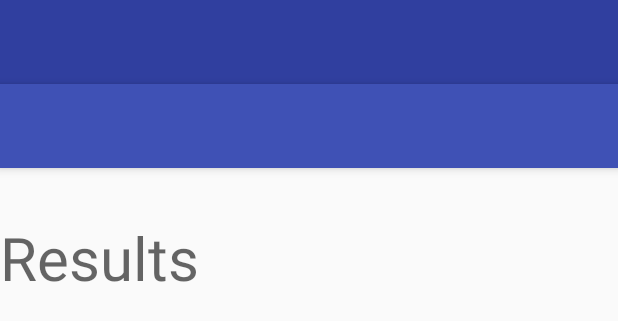
After one commit to l-tn3314/UFree, an Android app: the layout activity_sidebar_results.xml on its own in the app's theme, with its tools: preview values and no code run, on a phone screen of 412 x 824 dp. The commit adds this screen. Shown: the top 321 px of the screen. Run offline under Robolectric (Android 15) with nearby library versions, the phone set to English and light mode, and no system bars.

Commit message:
result files

```diff
--- a/app/src/main/java/com/example/kristychen/ufree3/SidebarHomeActivity.java
+++ b/app/src/main/java/com/example/kristychen/ufree3/SidebarHomeActivity.java
@@ -78,7 +78,7 @@ public class SidebarHomeActivity extends AppCompatActivity
         navigationView.setNavigationItemSelectedListener(this);
         addListenerOnButton();
         addListenerOnButton2();
-
+        addListenerOnButton3();
 
 
         /*ParseQuery<ParseObject> questions = ParseQuery.getQuery("Question");
@@ -130,15 +130,18 @@ public class SidebarHomeActivity extends AppCompatActivity
         });
     }
 
-   /* public void addListnerOnButton3(){
+    public void addListenerOnButton3(){
         final Context context = this;
         button = (Button)findViewById(R.id.viewr);
         button.setOnClickListener(new OnClickListener() {
-                @Override
-                public void onClick(View arg0) {
-                    Intent intent = new Intent(context, )
-                }
-    } */
+            @Override
+            public void onClick(View arg0) {
+                Intent intent = new Intent(context, resultActivity.class);
+                startActivity(intent);
+            }
+        });
+    }
+
 
 
     @Override
--- /dev/null
+++ b/app/src/main/java/com/example/kristychen/ufree3/resultActivity.java
@@ -0,0 +1,7 @@
+package com.example.kristychen.ufree3;
+
+/**
+ * Created by kristychen on 1/24/16.
+ */
+public class resultActivity {
+}
--- /dev/null
+++ b/app/src/main/res/layout/activity_sidebar_results.xml
@@ -0,0 +1,25 @@
+<?xml version="1.0" encoding="utf-8"?>
+<android.support.v4.widget.DrawerLayout xmlns:android="http://schemas.android.com/apk/res/android"
+    xmlns:app="http://schemas.android.com/apk/res-auto"
+    xmlns:tools="http://schemas.android.com/tools"
+    android:id="@+id/drawer_layout"
+    android:layout_width="match_parent"
+    android:layout_height="match_parent"
+    android:fitsSystemWindows="true"
+    tools:openDrawer="start">
+
+    <include
+        layout="@layout/app_bar_sidebar_results"
+        android:layout_width="match_parent"
+        android:layout_height="match_parent" />
+
+    <android.support.design.widget.NavigationView
+        android:id="@+id/nav_view"
+        android:layout_width="wrap_content"
+        android:layout_height="match_parent"
+        android:layout_gravity="start"
+        android:fitsSystemWindows="true"
+        app:headerLayout="@layout/nav_header_sidebar_home"
+        app:menu="@menu/activity_sidebar_home_drawer" />
+
+</android.support.v4.widget.DrawerLayout>
--- /dev/null
+++ b/app/src/main/res/layout/app_bar_sidebar_results.xml
@@ -0,0 +1,26 @@
+<?xml version="1.0" encoding="utf-8"?>
+<android.support.design.widget.CoordinatorLayout xmlns:android="http://schemas.android.com/apk/res/android"
+    xmlns:app="http://schemas.android.com/apk/res-auto"
+    xmlns:tools="http://schemas.android.com/tools"
+    android:layout_width="match_parent"
+    android:layout_height="match_parent"
+    android:fitsSystemWindows="true"
+    tools:context="com.example.kristychen.ufree3.SidebarHomeActivity">
+
+    <android.support.design.widget.AppBarLayout
+        android:layout_width="match_parent"
+        android:layout_height="wrap_content"
+        android:theme="@style/AppTheme.AppBarOverlay">
+
+        <android.support.v7.widget.Toolbar
+            android:id="@+id/toolbar"
+            android:layout_width="match_parent"
+            android:layout_height="?attr/actionBarSize"
+            android:background="?attr/colorPrimary"
+            app:popupTheme="@style/AppTheme.PopupOverlay" />
+
+    </android.support.design.widget.AppBarLayout>
+
+    <include layout="@layout/content_sidebar_results" />
+
+</android.support.design.widget.CoordinatorLayout>
--- a/app/src/main/res/layout/content_sidebar_results.xml
+++ b/app/src/main/res/layout/content_sidebar_results.xml
@@ -8,7 +8,7 @@
     android:weightSum="1">
 
     <TextView
-        android:id="@+id/textView"
+        android:id="@+id/txt"
         android:layout_width="match_parent"
         android:layout_height="wrap_content"
         android:hint="Results"
```
